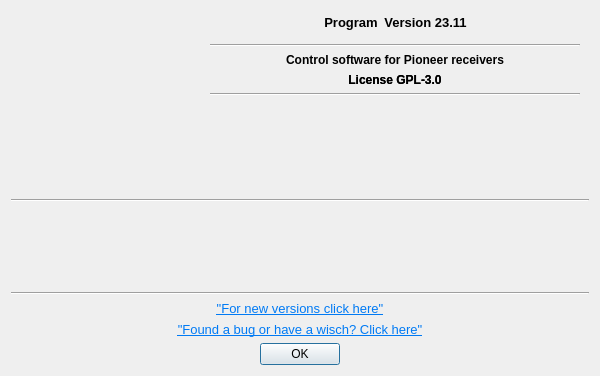
AceOfSnakes/AvrPioRemote, file src/aboutdialog.ui: the form before one commit.
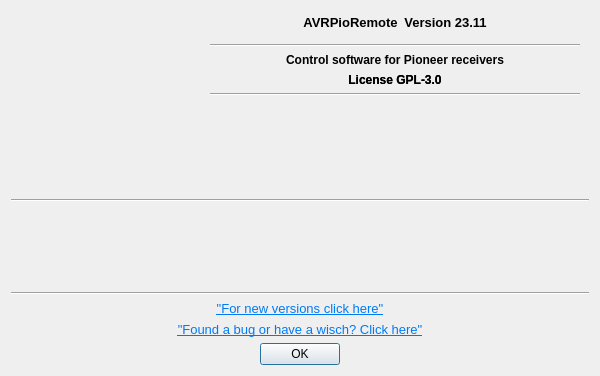
The form after the commit. Icons and pictures are not drawn.

What changed in the file:
```diff
--- a/src/aboutdialog.ui
+++ b/src/aboutdialog.ui
@@ -202,7 +202,7 @@
              </font>
             </property>
             <property name="text">
-             <string>Program</string>
+             <string>AVRPioRemote</string>
             </property>
             <property name="alignment">
              <set>Qt::AlignCenter</set>
```
